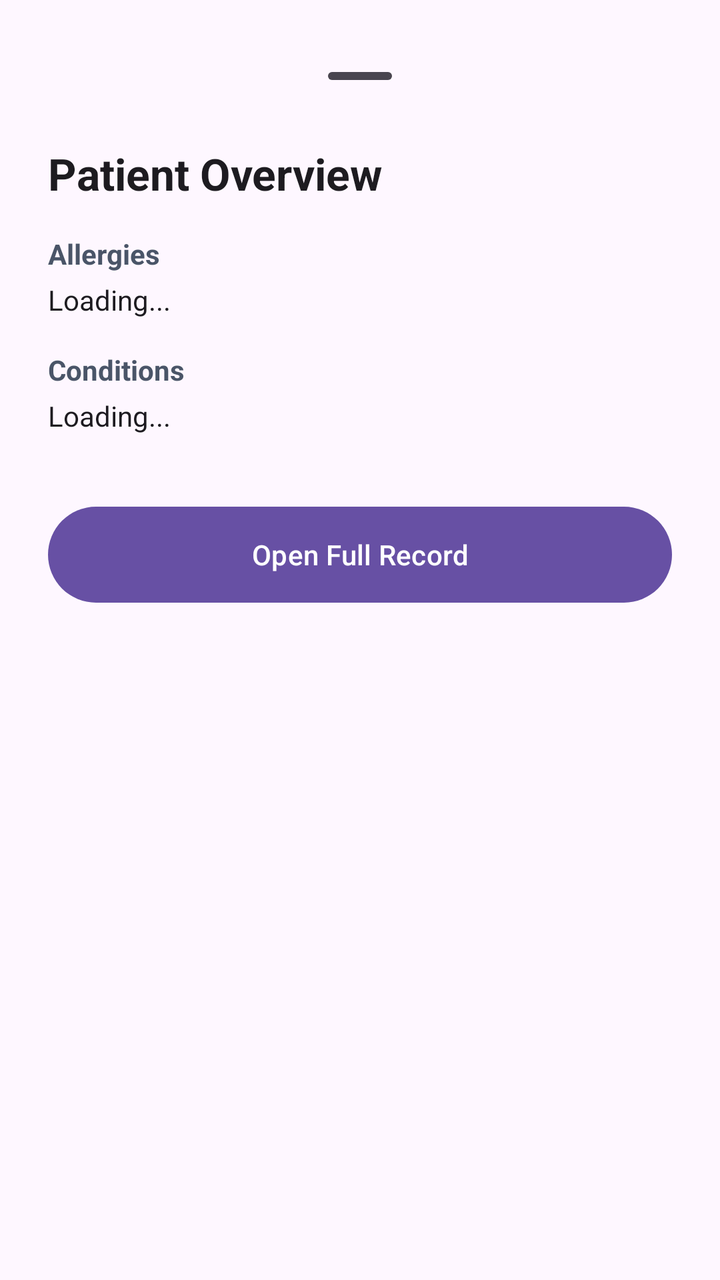
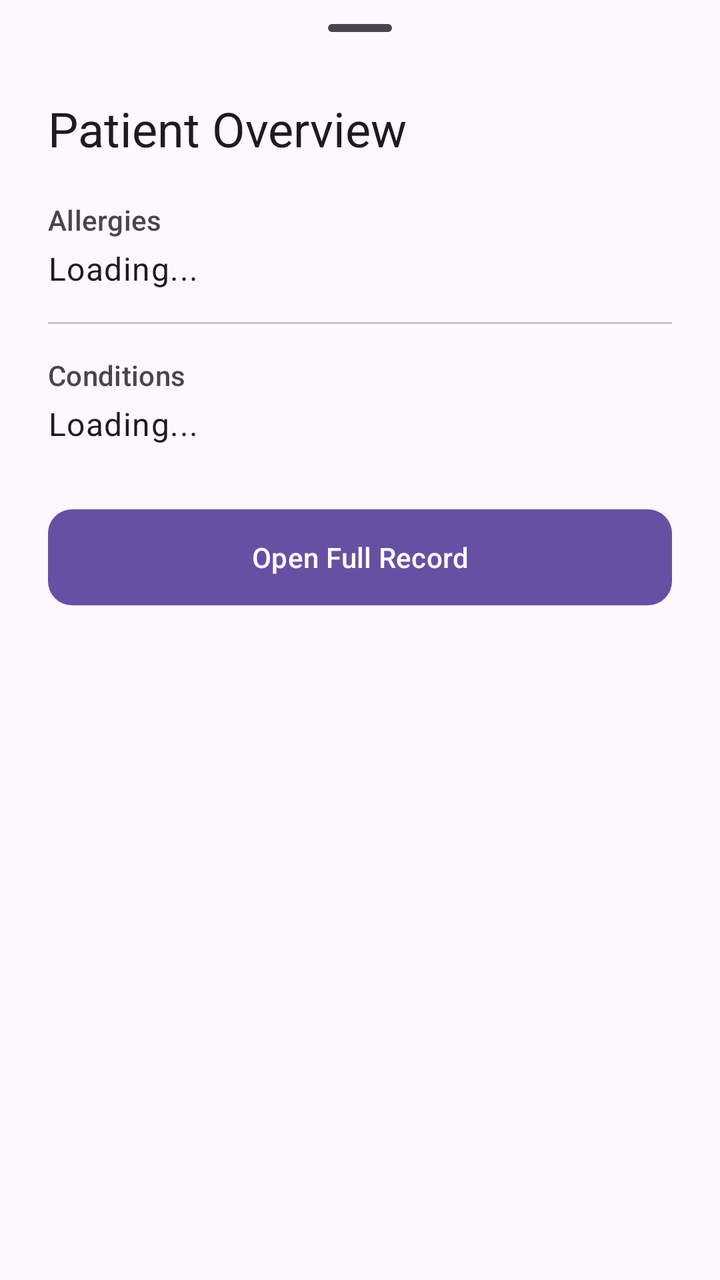

Compare the two renders of this Android layout. The source of the first and the diff that turns it into the second are given below.
<!-- AndroidManifest.xml: application theme Theme.Healthcare_app -->
<!-- res/layout/layout_appointment_bottom_sheet.xml -->
<?xml version="1.0" encoding="utf-8"?>
<LinearLayout xmlns:android="http://schemas.android.com/apk/res/android"
    xmlns:app="http://schemas.android.com/apk/res-auto"
    android:id="@+id/bottomSheetLayout"
    android:layout_width="match_parent"
    android:layout_height="wrap_content"
    android:background="@drawable/nav_item_background"
    android:backgroundTint="@color/bottom_sheet_bg"
    android:orientation="vertical"
    android:padding="24dp"
    app:behavior_hideable="true"
    app:behavior_peekHeight="0dp"
    app:layout_behavior="com.google.android.material.bottomsheet.BottomSheetBehavior">

    <com.google.android.material.bottomsheet.BottomSheetDragHandleView
        android:layout_width="match_parent"
        android:layout_height="wrap_content" />

    <TextView
        android:id="@+id/sheetPatientName"
        android:layout_width="wrap_content"
        android:layout_height="wrap_content"
        android:text="Patient Overview"
        android:textSize="22sp"
        android:textStyle="bold"
        android:textColor="@color/text_primary" />

    <TextView
        android:layout_width="wrap_content"
        android:layout_height="wrap_content"
        android:layout_marginTop="16dp"
        android:text="Allergies"
        android:textStyle="bold"
        android:textColor="@color/text_secondary" />

    <TextView
        android:id="@+id/sheetAllergies"
        android:layout_width="wrap_content"
        android:layout_height="wrap_content"
        android:layout_marginTop="4dp"
        android:text="Loading..."
        android:textColor="@color/text_primary" />

    <TextView
        android:layout_width="wrap_content"
        android:layout_height="wrap_content"
        android:layout_marginTop="16dp"
        android:text="Conditions"
        android:textStyle="bold"
        android:textColor="@color/text_secondary" />

    <TextView
        android:id="@+id/sheetConditions"
        android:layout_width="wrap_content"
        android:layout_height="wrap_content"
        android:layout_marginTop="4dp"
        android:text="Loading..."
        android:textColor="@color/text_primary" />

    <com.google.android.material.button.MaterialButton
        android:id="@+id/btnOpenFullRecord"
        android:layout_width="match_parent"
        android:layout_height="56dp"
        android:layout_marginTop="32dp"
        android:text="Open Full Record"
        app:cornerRadius="28dp" />

</LinearLayout>
<!-- resources referenced by this layout -->
<resources>
  <color name="bottom_sheet_bg">#FFFFFF</color>
  <color name="text_primary">#1D1B20</color>
  <color name="text_secondary">#4A5568</color>
  <!-- drawable nav_item_background (drawable) -->
  <?xml version="1.0" encoding="utf-8"?>
  <selector xmlns:android="http://schemas.android.com/apk/res/android">
      <item android:state_checked="true">
          <shape android:shape="rectangle">
              <solid android:color="@color/sidebar_item_active_bg" />
              <corners android:radius="28dp" />
          </shape>
      </item>
      <item android:drawable="@android:color/transparent" />
  </selector>
  <style name="Theme.Healthcare_app" parent="Base.Theme.Healthcare_app" />
  <color name="sidebar_item_active_bg">#F0E8FF</color>
  <style name="Base.Theme.Healthcare_app" parent="Theme.Material3.DayNight.NoActionBar">
      </style>
</resources>

<!-- the commit's change to res/layout/layout_appointment_bottom_sheet.xml (unified diff, before → after) -->
@@ -4,10 +4,10 @@
     android:id="@+id/bottomSheetLayout"
     android:layout_width="match_parent"
     android:layout_height="wrap_content"
-    android:background="@drawable/nav_item_background"
-    android:backgroundTint="@color/bottom_sheet_bg"
     android:orientation="vertical"
-    android:padding="24dp"
+    android:paddingStart="24dp"
+    android:paddingEnd="24dp"
+    android:paddingBottom="32dp"
     app:behavior_hideable="true"
     app:behavior_peekHeight="0dp"
     app:layout_behavior="com.google.android.material.bottomsheet.BottomSheetBehavior">
@@ -16,53 +16,67 @@
         android:layout_width="match_parent"
         android:layout_height="wrap_content" />
 
+    
     <TextView
         android:id="@+id/sheetPatientName"
         android:layout_width="wrap_content"
         android:layout_height="wrap_content"
         android:text="Patient Overview"
-        android:textSize="22sp"
-        android:textStyle="bold"
-        android:textColor="@color/text_primary" />
+        android:textAppearance="?attr/textAppearanceHeadlineSmall"
+        android:textColor="?attr/colorOnSurface"
+        android:layout_marginBottom="20dp" />
 
+    
     <TextView
         android:layout_width="wrap_content"
         android:layout_height="wrap_content"
-        android:layout_marginTop="16dp"
         android:text="Allergies"
-        android:textStyle="bold"
-        android:textColor="@color/text_secondary" />
+        android:textAppearance="?attr/textAppearanceLabelLarge"
+        android:textColor="?attr/colorOnSurfaceVariant"
+        android:layout_marginBottom="4dp" />
 
+    
     <TextView
         android:id="@+id/sheetAllergies"
         android:layout_width="wrap_content"
         android:layout_height="wrap_content"
-        android:layout_marginTop="4dp"
         android:text="Loading..."
-        android:textColor="@color/text_primary" />
+        android:textAppearance="?attr/textAppearanceBodyLarge"
+        android:textColor="?attr/colorOnSurface"
+        android:layout_marginBottom="16dp" />
 
+    
+    <com.google.android.material.divider.MaterialDivider
+        android:layout_width="match_parent"
+        android:layout_height="wrap_content"
+        android:layout_marginBottom="16dp"
+        app:dividerColor="?attr/colorOutlineVariant" />
+
+    
     <TextView
         android:layout_width="wrap_content"
         android:layout_height="wrap_content"
-        android:layout_marginTop="16dp"
         android:text="Conditions"
-        android:textStyle="bold"
-        android:textColor="@color/text_secondary" />
+        android:textAppearance="?attr/textAppearanceLabelLarge"
+        android:textColor="?attr/colorOnSurfaceVariant"
+        android:layout_marginBottom="4dp" />
 
+    
     <TextView
         android:id="@+id/sheetConditions"
         android:layout_width="wrap_content"
         android:layout_height="wrap_content"
-        android:layout_marginTop="4dp"
         android:text="Loading..."
-        android:textColor="@color/text_primary" />
+        android:textAppearance="?attr/textAppearanceBodyLarge"
+        android:textColor="?attr/colorOnSurface"
+        android:layout_marginBottom="28dp" />
 
+    
     <com.google.android.material.button.MaterialButton
         android:id="@+id/btnOpenFullRecord"
         android:layout_width="match_parent"
         android:layout_height="56dp"
-        android:layout_marginTop="32dp"
         android:text="Open Full Record"
-        app:cornerRadius="28dp" />
+        app:cornerRadius="12dp" />
 
 </LinearLayout>
<!-- resource entries referenced after the edit -->
@@ -1,21 +1,6 @@
 <!-- resources referenced by this layout -->
 <resources>
-  <color name="bottom_sheet_bg">#FFFFFF</color>
-  <color name="text_primary">#1D1B20</color>
-  <color name="text_secondary">#4A5568</color>
-  <!-- drawable nav_item_background (drawable) -->
-  <?xml version="1.0" encoding="utf-8"?>
-  <selector xmlns:android="http://schemas.android.com/apk/res/android">
-      <item android:state_checked="true">
-          <shape android:shape="rectangle">
-              <solid android:color="@color/sidebar_item_active_bg" />
-              <corners android:radius="28dp" />
-          </shape>
-      </item>
-      <item android:drawable="@android:color/transparent" />
-  </selector>
   <style name="Theme.Healthcare_app" parent="Base.Theme.Healthcare_app" />
-  <color name="sidebar_item_active_bg">#F0E8FF</color>
   <style name="Base.Theme.Healthcare_app" parent="Theme.Material3.DayNight.NoActionBar">
       </style>
 </resources>
